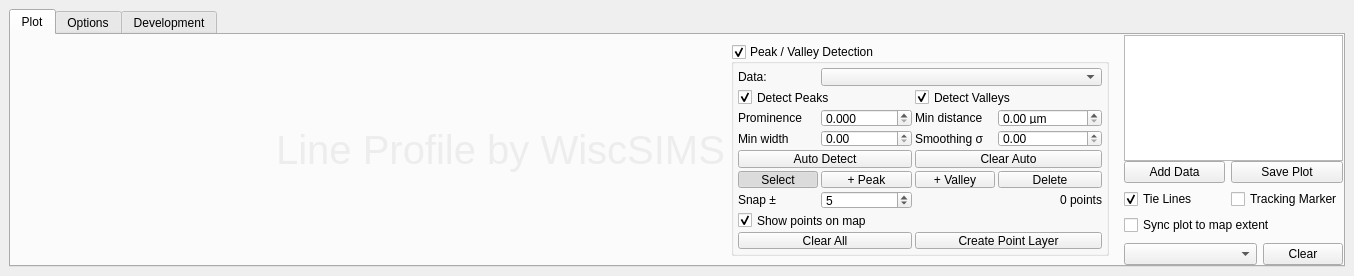
Qt form ui/dockWidget.ui (wiscsims/line_profile) before a commit.
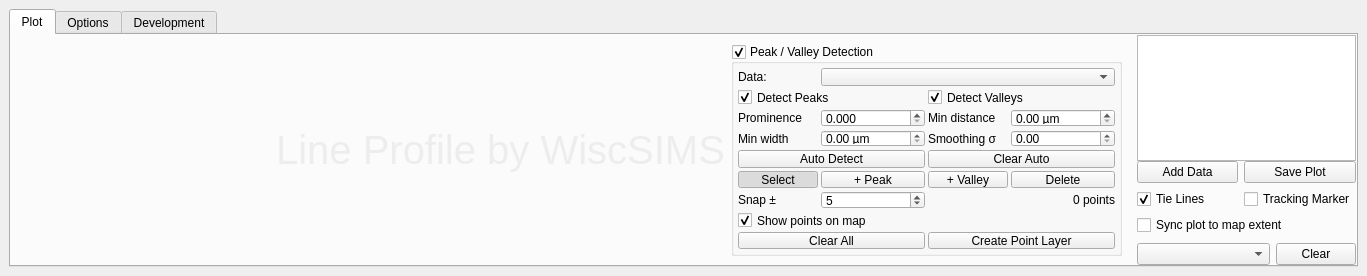
The same form after that commit. The open tabs and pages were chosen to show the change.

Patch:
```diff
--- a/ui/dockWidget.ui
+++ b/ui/dockWidget.ui
@@ -211,7 +211,10 @@
               <widget class="QDoubleSpinBox" name="Spn_MinPeakWidth">
                <property name="toolTip"><string>Minimum peak width in profile samples; 0 means unconstrained</string></property>
                <property name="decimals"><number>2</number></property>
+               <property name="minimum"><double>0.000000000000000</double></property>
                <property name="maximum"><double>999999.000000000000000</double></property>
+               <property name="suffix"><string> µm</string></property>
+               <property name="value"><double>0.000000000000000</double></property>
               </widget>
              </item>
              <item row="3" column="2"><widget class="QLabel" name="Lbl_SmoothingSigma"><property name="text"><string>Smoothing σ</string></property></widget></item>
```
Left out of the diff: 2 changed lines with no effect on the pictures.
